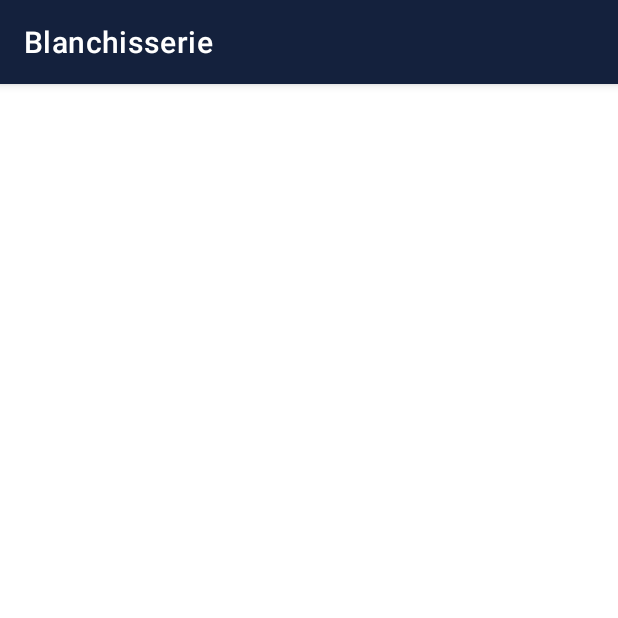
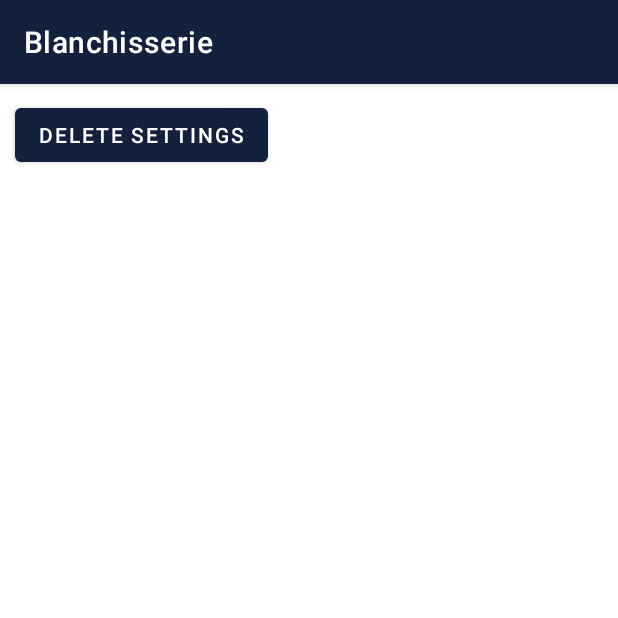
Before and after one commit to naoufalb99/blanchisserie-android, an Android app: the HomeActivity screen opened directly, with no data from a screen before it, on a phone screen of 412 x 824 dp, the top half of it. Run offline under Robolectric (Android 15) with nearby library versions, the phone set to English and light mode, and no system bars; our stand-ins replace Room's generated code.

Commit message:
feat: jumping between activities

```diff
--- a/app/src/main/java/iao/master/blanchisserie/activities/AdminSignUpActivity.java
+++ b/app/src/main/java/iao/master/blanchisserie/activities/AdminSignUpActivity.java
@@ -3,7 +3,6 @@ package iao.master.blanchisserie.activities;
 
 import android.content.Intent;
 import android.os.Bundle;
-import android.view.View;
 import android.view.WindowManager;
 import android.widget.Button;
 import android.widget.EditText;
@@ -11,12 +10,12 @@ import android.widget.Toast;
 
 import androidx.annotation.Nullable;
 import androidx.appcompat.app.AppCompatActivity;
-import androidx.room.Room;
 
 import iao.master.blanchisserie.R;
 import iao.master.blanchisserie.daos.SettingsDao;
 import iao.master.blanchisserie.database.Database;
 import iao.master.blanchisserie.models.Settings;
+
 
 
 public class AdminSignUpActivity extends AppCompatActivity {
@@ -43,6 +42,7 @@ public class AdminSignUpActivity extends AppCompatActivity {
         SettingsDao settingsDao = db.settingsDao();
 
 
+
         setContentView(R.layout.activity_signup);
         System.out.println("signup activity");
         nomInput = (EditText) findViewById(R.id.nomBlanchisserie);
@@ -65,6 +65,8 @@ public class AdminSignUpActivity extends AppCompatActivity {
                 Toast.makeText(getApplicationContext(),"please fill in all the fields",Toast.LENGTH_SHORT).show();
             }else{
                 settingsDao.insertSetting(nom,adresse,email,numero);
+                startActivity(new Intent(this, HomeActivity.class));
+
             }
 
 
--- a/app/src/main/java/iao/master/blanchisserie/activities/HomeActivity.java
+++ b/app/src/main/java/iao/master/blanchisserie/activities/HomeActivity.java
@@ -1,11 +1,35 @@
 package iao.master.blanchisserie.activities;
 
 import android.content.Intent;
+import android.os.Bundle;
 import android.widget.Toast;
+import android.widget.Button;
 
+import androidx.annotation.Nullable;
 import androidx.appcompat.app.AppCompatActivity;
 
+import iao.master.blanchisserie.R;
+import iao.master.blanchisserie.daos.SettingsDao;
+import iao.master.blanchisserie.database.Database;
+
+
 public class HomeActivity extends AppCompatActivity {
+
+    Button delete;
+    @Override
+    protected void onCreate(@Nullable Bundle savedInstanceState) {
+        super.onCreate(savedInstanceState);
+        setContentView(R.layout.activity_home);
+
+        Database db = Database.getInstance(this);
+        SettingsDao settingsDao = db.settingsDao();
+
+        delete = (Button) findViewById(R.id.delete);
+        delete.setOnClickListener(v -> {
+            settingsDao.deleteSettings();
+            startActivity(new Intent(this, WelcomeActivity.class));
+        });
+    }
 
     @Override
     protected void onStart() {
--- a/app/src/main/java/iao/master/blanchisserie/daos/SettingsDao.java
+++ b/app/src/main/java/iao/master/blanchisserie/daos/SettingsDao.java
@@ -16,8 +16,8 @@ public interface SettingsDao {
     @Update
     public void updateSetting(Settings setting);
 
-    @Delete
-    public void deleteSetting(Settings setting);
+    @Query("DELETE FROM settings")
+    public void deleteSettings();
 
     @Query("SELECT * FROM settings")
     public Settings[] getAllSettings();
--- a/app/src/main/java/iao/master/blanchisserie/database/Database.java
+++ b/app/src/main/java/iao/master/blanchisserie/database/Database.java
@@ -23,4 +23,5 @@ public abstract class Database extends RoomDatabase {
 
     public abstract SettingsDao settingsDao();
 
+
 }
--- /dev/null
+++ b/app/src/main/res/layout/activity_home.xml
@@ -0,0 +1,28 @@
+<?xml version="1.0" encoding="utf-8"?>
+<LinearLayout xmlns:android="http://schemas.android.com/apk/res/android"
+    android:layout_width="match_parent"
+    android:layout_height="match_parent"
+    android:background="#FFFFFF"
+    android:orientation="horizontal">
+
+    <LinearLayout
+        android:layout_width="wrap_content"
+        android:layout_height="wrap_content"
+        android:layout_gravity="center"
+        android:layout_marginTop="50dp"
+        android:layout_marginBottom="10dp"
+        android:orientation="horizontal">
+
+    </LinearLayout>
+
+    <Button
+        android:id="@+id/delete"
+        android:layout_width="wrap_content"
+        android:layout_height="wrap_content"
+        android:layout_marginStart="10dp"
+        android:layout_marginTop="10dp"
+        android:layout_marginEnd="4dp"
+        android:layout_marginBottom="10dp"
+        android:text="Delete settings" />
+
+</LinearLayout>
```
